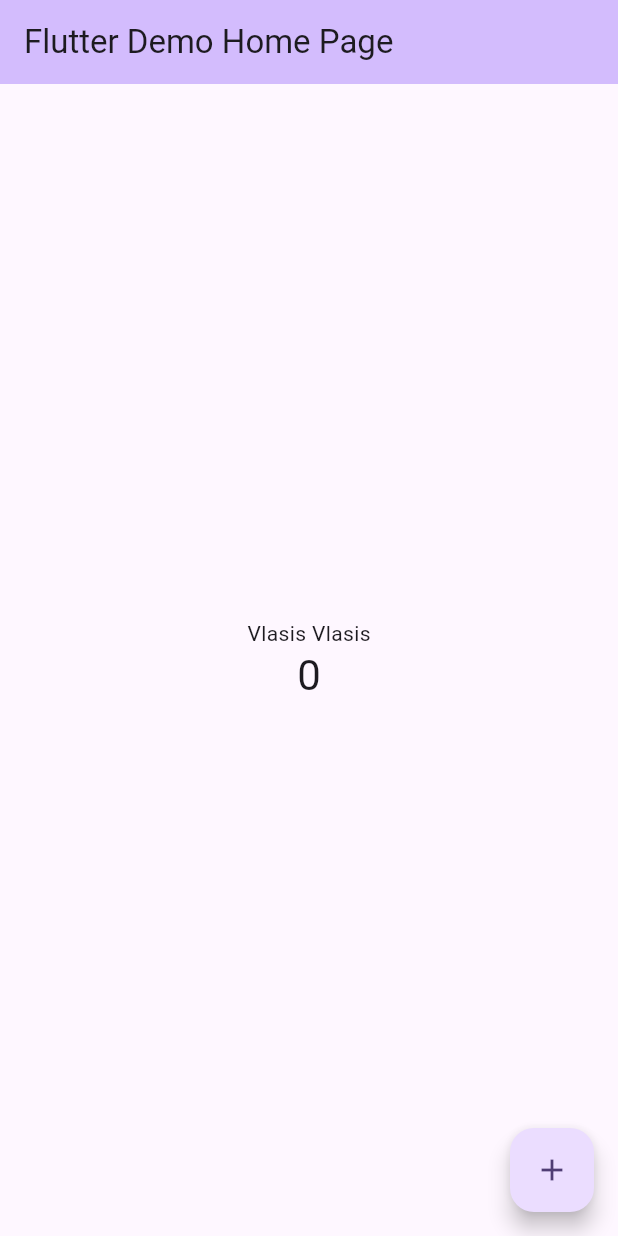
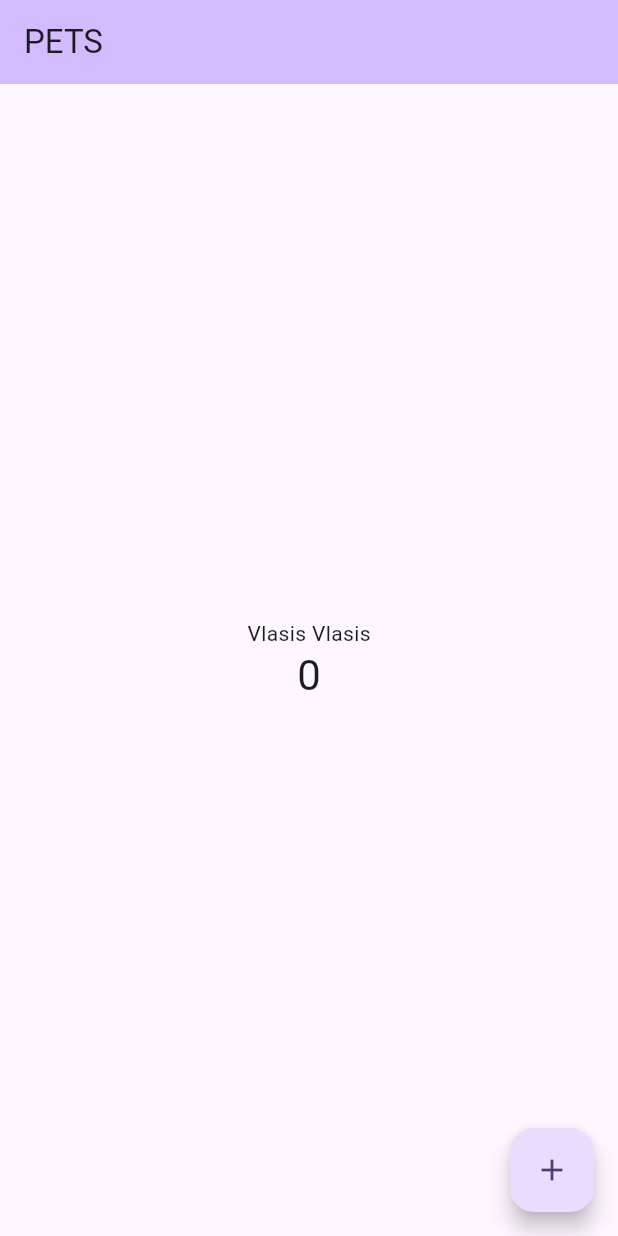
Before and after one commit to KostasPe15/TrashHunter, a Flutter app: the screen it shows after launch, on a phone screen of 412 x 824 dp. Run offline on Flutter 3.47's test engine with Material 3 defaults, Android fonts, the phone set to English and light mode, and no system bars.

Commit message:
change appbar

```diff
--- a/trash_hunter/lib/main.dart
+++ b/trash_hunter/lib/main.dart
@@ -83,7 +83,7 @@ class _MyHomePageState extends State<MyHomePage> {
         backgroundColor: Theme.of(context).colorScheme.inversePrimary,
         // Here we take the value from the MyHomePage object that was created by
         // the App.build method, and use it to set our appbar title.
-        title: Text(widget.title),
+        title: Text('PETS'),
       ),
       body: Center(
         // Center is a layout widget. It takes a single child and positions it
--- a/trash_hunter/pubspec.yaml
+++ b/trash_hunter/pubspec.yaml
@@ -19,7 +19,7 @@ publish_to: 'none' # Remove this line if you wish to publish to pub.dev
 version: 1.0.0+1
 
 environment:
-  sdk: ^3.7.2
+  sdk: ^3.5.4
 
 # Dependencies specify other packages that your package needs in order to work.
 # To automatically upgrade your package dependencies to the latest versions
```
Also changed, not shown: trash_hunter/pubspec.lock.
